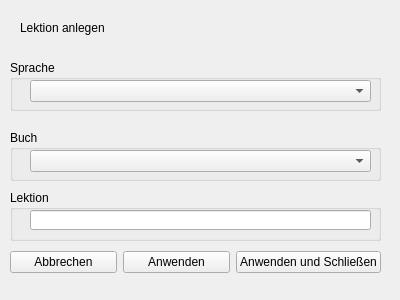
JPaehr/VokabelTrainer, file UIs/WindowLektionAnlegen.ui: the form before one commit.
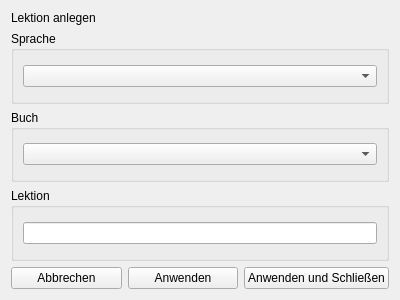
The form after the commit.

Commit message: layout von Lektion anlegen resizeable gemacht

The edit to the form file:
```diff
--- a/UIs/WindowLektionAnlegen.ui
+++ b/UIs/WindowLektionAnlegen.ui
@@ -13,97 +13,53 @@
   <property name="windowTitle">
    <string>Lektion Anlegen</string>
   </property>
+  <layout class="QVBoxLayout" name="verticalLayout_2">
+   <item>
+    <layout class="QVBoxLayout" name="verticalLayout" stretch="0,1,1,1,1">
+     <item>
   <widget class="QLabel" name="label">
-   <property name="geometry">
-    <rect>
-     <x>20</x>
-     <y>20</y>
-     <width>101</width>
-     <height>16</height>
-    </rect>
-   </property>
    <property name="text">
     <string>Lektion anlegen</string>
    </property>
   </widget>
+     </item>
+     <item>
   <widget class="QGroupBox" name="groupBox">
-   <property name="geometry">
-    <rect>
-     <x>10</x>
-     <y>60</y>
-     <width>371</width>
-     <height>51</height>
-    </rect>
-   </property>
    <property name="title">
     <string>Sprache</string>
    </property>
-   <widget class="QComboBox" name="cBSprache">
-    <property name="geometry">
-     <rect>
-      <x>20</x>
-      <y>20</y>
-      <width>341</width>
-      <height>22</height>
-     </rect>
-    </property>
-   </widget>
-  </widget>
+       <layout class="QVBoxLayout" name="verticalLayout_3">
+        <item>
+         <widget class="QComboBox" name="cBSprache"/>
+        </item>
+       </layout>
+      </widget>
+     </item>
+     <item>
   <widget class="QGroupBox" name="groupBox_2">
-   <property name="geometry">
-    <rect>
-     <x>10</x>
-     <y>130</y>
-     <width>371</width>
-     <height>51</height>
-    </rect>
-   </property>
    <property name="title">
     <string>Buch</string>
    </property>
-   <widget class="QComboBox" name="cBBuch">
-    <property name="geometry">
-     <rect>
-      <x>20</x>
-      <y>20</y>
-      <width>341</width>
-      <height>22</height>
-     </rect>
-    </property>
-   </widget>
-  </widget>
+       <layout class="QVBoxLayout" name="verticalLayout_4">
+        <item>
+         <widget class="QComboBox" name="cBBuch"/>
+        </item>
+       </layout>
+      </widget>
+     </item>
+     <item>
   <widget class="QGroupBox" name="groupBox_3">
-   <property name="geometry">
-    <rect>
-     <x>10</x>
-     <y>190</y>
-     <width>371</width>
-     <height>51</height>
-    </rect>
-   </property>
    <property name="title">
     <string>Lektion</string>
    </property>
-   <widget class="QLineEdit" name="tfLektion">
-    <property name="geometry">
-     <rect>
-      <x>20</x>
-      <y>20</y>
-      <width>341</width>
-      <height>20</height>
-     </rect>
-    </property>
-   </widget>
-  </widget>
-  <widget class="QWidget" name="">
-   <property name="geometry">
-    <rect>
-     <x>10</x>
-     <y>250</y>
-     <width>371</width>
-     <height>25</height>
-    </rect>
-   </property>
+       <layout class="QVBoxLayout" name="verticalLayout_5">
+        <item>
+         <widget class="QLineEdit" name="tfLektion"/>
+        </item>
+       </layout>
+      </widget>
+     </item>
+     <item>
    <layout class="QHBoxLayout" name="horizontalLayout">
     <item>
      <widget class="QPushButton" name="btnAbbrechn">
@@ -127,7 +83,10 @@
      </widget>
     </item>
    </layout>
-  </widget>
+     </item>
+    </layout>
+   </item>
+  </layout>
  </widget>
  <tabstops>
   <tabstop>cBSprache</tabstop>
```
Lines whose indentation alone changed are shown as unchanged. The commit also changes 1 other file.
